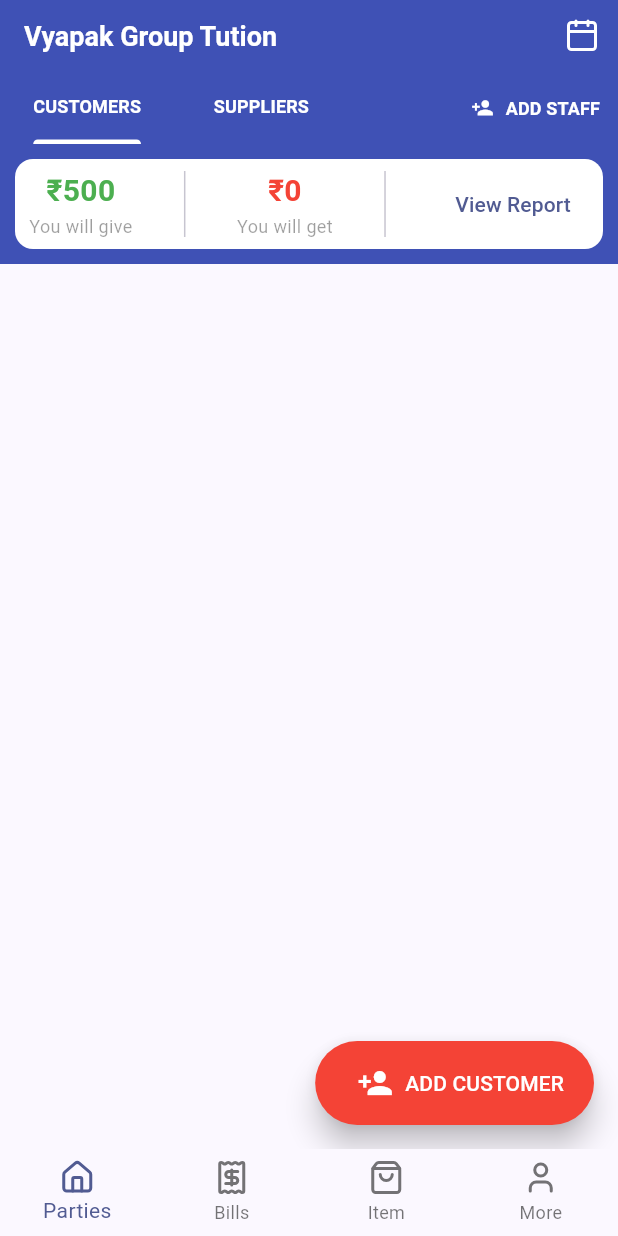
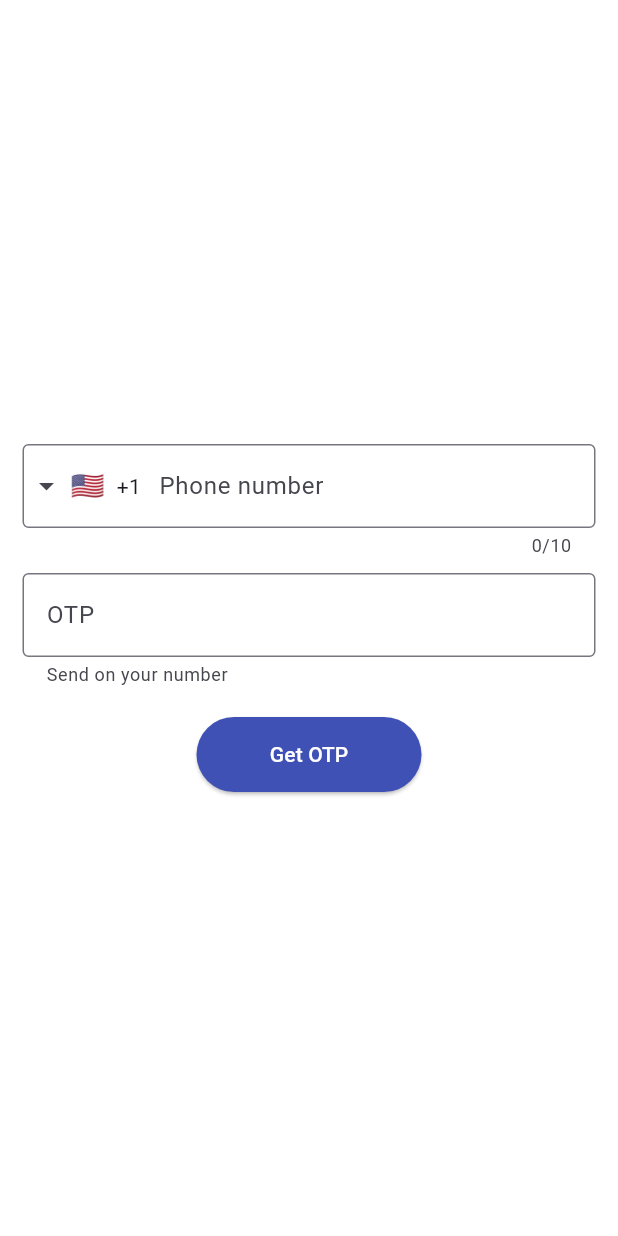
Before and after one commit to ThedistortedFrequency/khatabookclone, a Flutter app: the screen it shows after launch, on a phone screen of 412 x 824 dp. Run offline on Flutter 3.47's test engine with Material 3 defaults, Android fonts, the light colour scheme and no system bars; drawn by our look-alikes of intl_phone_field; our stand-ins replace lucide_icons.

Commit message:
Login page is ready !!

```diff
--- /dev/null
+++ b/lib/Auth/login.dart
@@ -0,0 +1,58 @@
+import 'package:flutter/material.dart';
+import 'package:intl_phone_field/intl_phone_field.dart';
+
+class LoginPage extends StatelessWidget {
+  const LoginPage({super.key});
+
+  @override
+  Widget build(BuildContext context) {
+    return  Scaffold(
+      backgroundColor: Colors.white,
+      body: SafeArea(
+        child: Column(
+          mainAxisAlignment: MainAxisAlignment.center,
+          children: [
+            const Padding(
+              padding: EdgeInsets.only(left: 15,right: 15),
+              child: IntlPhoneField(
+                decoration: InputDecoration(
+                  labelText: "Phone number",
+                  border: OutlineInputBorder(
+                    borderSide: BorderSide(
+                    )
+                  )
+                ),
+              ),
+            ),
+            const SizedBox(
+              height: 10,
+            ),
+            const Padding(
+            padding: EdgeInsets.only(left: 15,right: 15),
+            child: TextField(
+              decoration: InputDecoration(
+                border: OutlineInputBorder(
+
+                ),
+                helperText: "Send on your number",
+                labelText: "OTP",
+                hintText: "Enter 6 digit OTP",
+              ),
+            ),
+          ),
+            const SizedBox(
+              height: 20,
+            ),
+            ElevatedButton(
+                        onPressed: () {},
+                        style: ElevatedButton.styleFrom(
+                          fixedSize: const Size(150, 50),
+                            backgroundColor: Colors.indigo),
+                            child: const Text("Get OTP",style: TextStyle(color: Colors.white,fontWeight: FontWeight.w500),),
+                      ),
+          ],
+          ),
+      ),
+    );
+  }
+}
--- a/lib/main.dart
+++ b/lib/main.dart
@@ -1,4 +1,5 @@
 import 'package:flutter/material.dart';
+import 'package:khatabookclone/Auth/login.dart';
 import 'package:khatabookclone/addcustomer.dart';
 import 'package:khatabookclone/homepage.dart';
 import 'package:khatabookclone/utils/routes.dart';
@@ -20,7 +21,7 @@ class MyApp extends StatelessWidget {
       ),
       debugShowCheckedModeBanner: false,
       routes: {
-        "/": (context) => const HomePage(),
+        "/": (context) => const LoginPage(),
         Screen.addCustomerPage: (context) => const Addcustomer()
       },
     );
--- a/pubspec.yaml
+++ b/pubspec.yaml
@@ -36,6 +36,7 @@ dependencies:
   # Use with the CupertinoIcons class for iOS style icons.
   cupertino_icons: ^1.0.6
   lucide_icons: ^0.257.0
+  intl_phone_field : ^3.1.0
 
 dev_dependencies:
   flutter_test:
```
Also changed, not shown: pubspec.lock.
